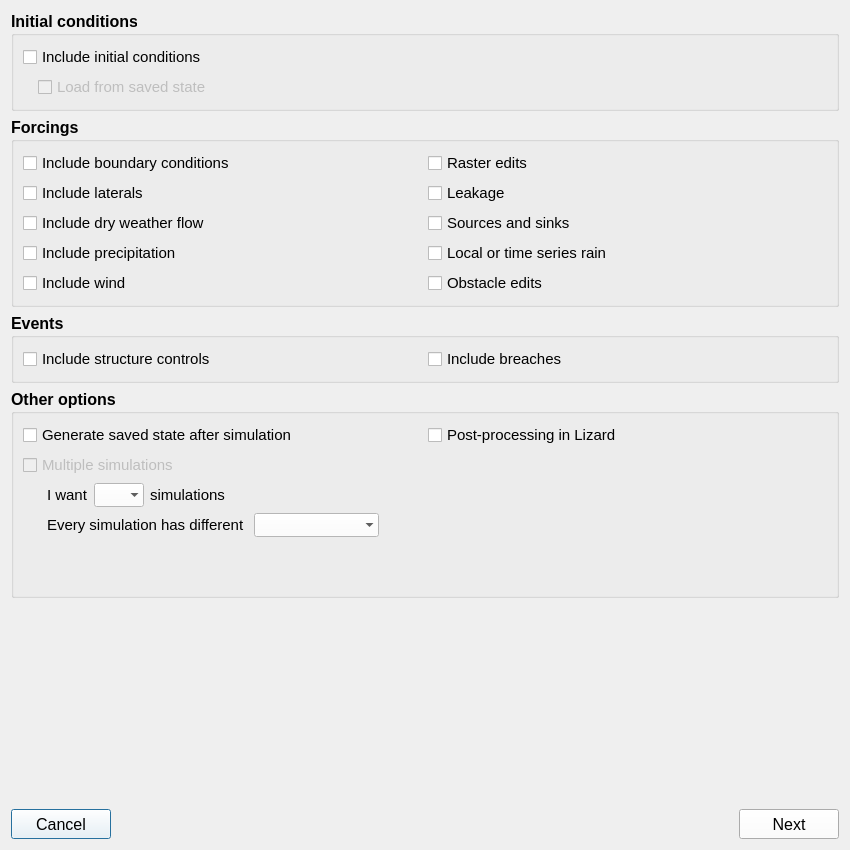
The window that threedi_models_and_simulations/ui/simulation_wizard/init_dialog.ui (nens/threedi-api-qgis-client) describes before a commit, drawn with Qt 5.
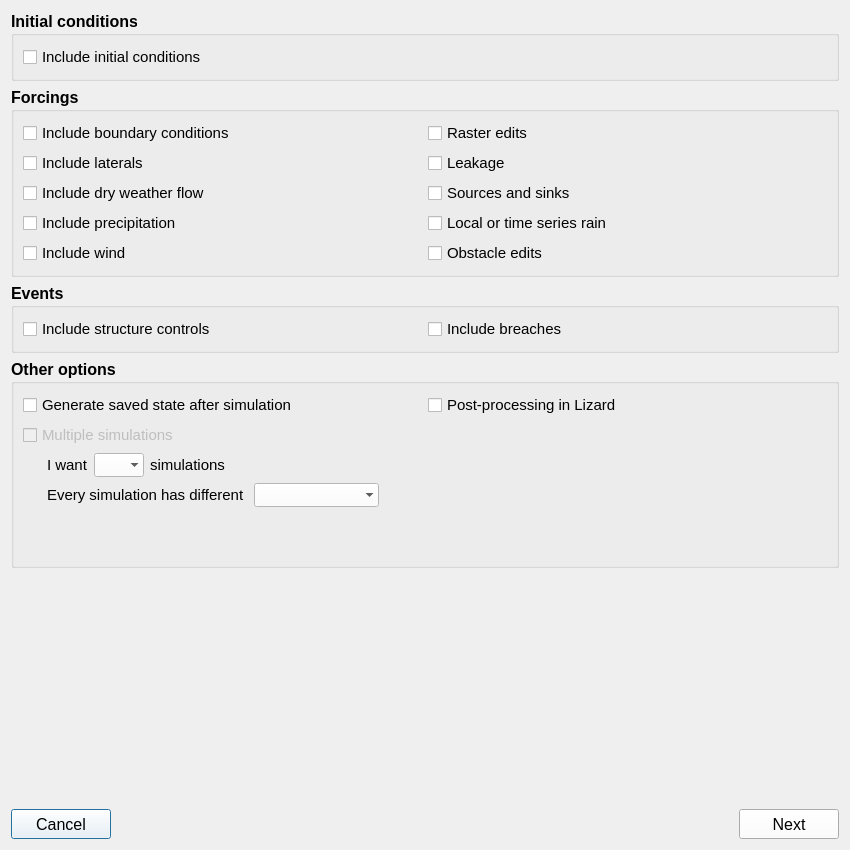
The same window after the commit.

Commit message: Work on handling initial saved states.

Patch:
```diff
--- a/threedi_models_and_simulations/ui/simulation_wizard/init_dialog.ui
+++ b/threedi_models_and_simulations/ui/simulation_wizard/init_dialog.ui
@@ -88,39 +88,6 @@
         <string>Initial conditions</string>
        </property>
        <layout class="QGridLayout" name="gridLayout_4">
-        <item row="1" column="0">
-         <widget class="QWidget" name="load_state_widget" native="true">
-          <layout class="QVBoxLayout" name="verticalLayout_4">
-           <property name="leftMargin">
-            <number>15</number>
-           </property>
-           <property name="topMargin">
-            <number>0</number>
-           </property>
-           <property name="bottomMargin">
-            <number>0</number>
-           </property>
-           <item>
-            <widget class="QCheckBox" name="cb_load_saved_state">
-             <property name="enabled">
-              <bool>false</bool>
-             </property>
-             <property name="font">
-              <font>
-               <family>Segoe UI</family>
-               <pointsize>11</pointsize>
-               <weight>50</weight>
-               <bold>false</bold>
-              </font>
-             </property>
-             <property name="text">
-              <string>Load from saved state</string>
-             </property>
-            </widget>
-           </item>
-          </layout>
-         </widget>
-        </item>
         <item row="0" column="0">
          <widget class="QCheckBox" name="cb_conditions">
           <property name="font">
```
The commit also changes 3 other files.
